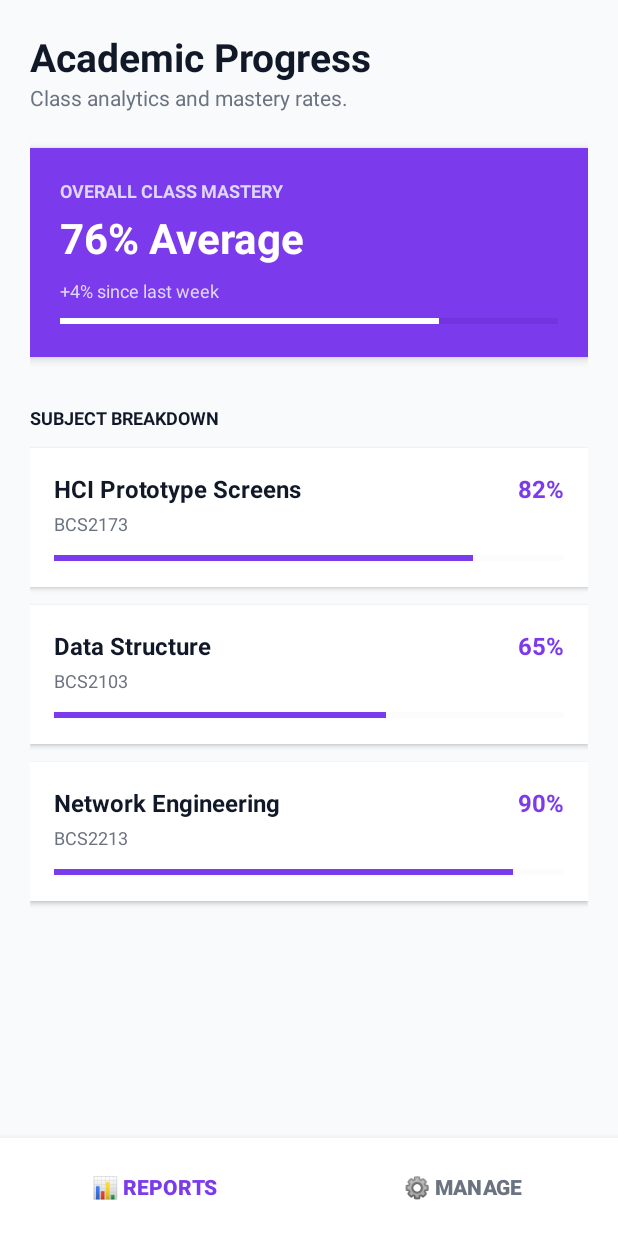
After one commit to PuoLin/idk_tho, an Android app built with Jetpack Compose: the layout activity_lecturer.xml on its own in the app's theme, with its tools: preview values and no code run, on a phone screen of 412 x 824 dp. The commit adds this screen. Run offline under Robolectric (Android 15) with nearby library versions, the light colour scheme and no system bars.

Commit message:
report page and manage page - fix the screen diplay

```diff
--- a/manidk/app/src/main/java/com/example/manidk/MainActivity.kt
+++ b/manidk/app/src/main/java/com/example/manidk/MainActivity.kt
@@ -18,7 +18,7 @@ class MainActivity : Activity() { // <-- We changed this to standard Activity
         // Hide standard Action Bar for a clean, modern look
         actionBar?.hide() // <-- We changed this to match the new Activity type
 
-        setContentView(R.layout.activity_home)
+        setContentView(R.layout.activity_lecturer)
 
         // Map UI Elements
         viewFlipper = findViewById(R.id.viewFlipper)
--- /dev/null
+++ b/manidk/app/src/main/res/layout/activity_lecturer.xml
@@ -0,0 +1,482 @@
+<?xml version="1.0" encoding="utf-8"?>
+<RelativeLayout xmlns:android="http://schemas.android.com/apk/res/android"
+    android:layout_width="match_parent"
+    android:layout_height="match_parent"
+    android:background="#F8FAFC"
+    android:fitsSystemWindows="true">
+
+    <LinearLayout
+        android:id="@+id/bottomNav"
+        android:layout_width="match_parent"
+        android:layout_height="65dp"
+        android:layout_alignParentBottom="true"
+        android:background="#FFFFFF"
+        android:elevation="8dp"
+        android:orientation="horizontal">
+
+        <Button
+            android:id="@+id/btnNavReport"
+            android:layout_width="0dp"
+            android:layout_height="match_parent"
+            android:layout_weight="1"
+            android:background="?android:attr/selectableItemBackground"
+            android:text="📊 Reports"
+            android:textColor="#7C3AED"
+            android:textSize="14sp"
+            android:textStyle="bold" />
+
+        <Button
+            android:id="@+id/btnNavManage"
+            android:layout_width="0dp"
+            android:layout_height="match_parent"
+            android:layout_weight="1"
+            android:background="?android:attr/selectableItemBackground"
+            android:text="⚙️ Manage"
+            android:textColor="#6B7280"
+            android:textSize="14sp"
+            android:textStyle="bold" />
+    </LinearLayout>
+
+    <ViewFlipper
+        android:id="@+id/viewFlipper"
+        android:layout_width="match_parent"
+        android:layout_height="match_parent"
+        android:layout_above="@id/bottomNav">
+
+        <ScrollView
+            android:layout_width="match_parent"
+            android:layout_height="match_parent">
+
+            <LinearLayout
+                android:layout_width="match_parent"
+                android:layout_height="wrap_content"
+                android:orientation="vertical"
+                android:padding="20dp">
+
+                <TextView
+                    android:layout_width="wrap_content"
+                    android:layout_height="wrap_content"
+                    android:text="Academic Progress"
+                    android:textColor="#111827"
+                    android:textSize="26sp"
+                    android:textStyle="bold" />
+
+                <TextView
+                    android:layout_width="wrap_content"
+                    android:layout_height="wrap_content"
+                    android:layout_marginBottom="24dp"
+                    android:text="Class analytics and mastery rates."
+                    android:textColor="#6B7280"
+                    android:textSize="14sp" />
+
+                <LinearLayout
+                    android:layout_width="match_parent"
+                    android:layout_height="wrap_content"
+                    android:background="#7C3AED"
+                    android:elevation="4dp"
+                    android:orientation="vertical"
+                    android:padding="20dp">
+
+                    <TextView
+                        android:layout_width="wrap_content"
+                        android:layout_height="wrap_content"
+                        android:text="OVERALL CLASS MASTERY"
+                        android:textColor="#DDD6FE"
+                        android:textSize="12sp"
+                        android:textStyle="bold" />
+
+                    <TextView
+                        android:layout_width="wrap_content"
+                        android:layout_height="wrap_content"
+                        android:layout_marginTop="4dp"
+                        android:text="76% Average"
+                        android:textColor="#FFFFFF"
+                        android:textSize="28sp"
+                        android:textStyle="bold" />
+
+                    <TextView
+                        android:layout_width="wrap_content"
+                        android:layout_height="wrap_content"
+                        android:layout_marginTop="8dp"
+                        android:text="+4% since last week"
+                        android:textColor="#DDD6FE"
+                        android:textSize="12sp" />
+
+                    <ProgressBar
+                        style="?android:attr/progressBarStyleHorizontal"
+                        android:layout_width="match_parent"
+                        android:layout_height="8dp"
+                        android:layout_marginTop="8dp"
+                        android:progress="76"
+                        android:progressBackgroundTint="#5B21B6"
+                        android:progressTint="#FFFFFF" />
+                </LinearLayout>
+
+                <TextView
+                    android:layout_width="wrap_content"
+                    android:layout_height="wrap_content"
+                    android:layout_marginTop="32dp"
+                    android:layout_marginBottom="12dp"
+                    android:text="SUBJECT BREAKDOWN"
+                    android:textColor="#111827"
+                    android:textSize="12sp"
+                    android:textStyle="bold" />
+
+                <LinearLayout
+                    android:layout_width="match_parent"
+                    android:layout_height="wrap_content"
+                    android:layout_marginBottom="12dp"
+                    android:background="#FFFFFF"
+                    android:elevation="2dp"
+                    android:orientation="vertical"
+                    android:padding="16dp">
+
+                    <RelativeLayout
+                        android:layout_width="match_parent"
+                        android:layout_height="wrap_content">
+                        <TextView
+                            android:layout_width="wrap_content"
+                            android:layout_height="wrap_content"
+                            android:text="HCI Prototype Screens"
+                            android:textColor="#111827"
+                            android:textSize="16sp"
+                            android:textStyle="bold" />
+                        <TextView
+                            android:layout_width="wrap_content"
+                            android:layout_height="wrap_content"
+                            android:layout_alignParentRight="true"
+                            android:text="82%"
+                            android:textColor="#7C3AED"
+                            android:textSize="16sp"
+                            android:textStyle="bold" />
+                    </RelativeLayout>
+
+                    <TextView
+                        android:layout_width="wrap_content"
+                        android:layout_height="wrap_content"
+                        android:layout_marginTop="4dp"
+                        android:text="BCS2173"
+                        android:textColor="#6B7280"
+                        android:textSize="12sp" />
+
+                    <ProgressBar
+                        style="?android:attr/progressBarStyleHorizontal"
+                        android:layout_width="match_parent"
+                        android:layout_height="6dp"
+                        android:layout_marginTop="12dp"
+                        android:progress="82"
+                        android:progressBackgroundTint="#F3F4F6"
+                        android:progressTint="#7C3AED" />
+                </LinearLayout>
+
+                <LinearLayout
+                    android:layout_width="match_parent"
+                    android:layout_height="wrap_content"
+                    android:layout_marginBottom="12dp"
+                    android:background="#FFFFFF"
+                    android:elevation="2dp"
+                    android:orientation="vertical"
+                    android:padding="16dp">
+
+                    <RelativeLayout
+                        android:layout_width="match_parent"
+                        android:layout_height="wrap_content">
+                        <TextView
+                            android:layout_width="wrap_content"
+                            android:layout_height="wrap_content"
+                            android:text="Data Structure"
+                            android:textColor="#111827"
+                            android:textSize="16sp"
+                            android:textStyle="bold" />
+                        <TextView
+                            android:layout_width="wrap_content"
+                            android:layout_height="wrap_content"
+                            android:layout_alignParentRight="true"
+                            android:text="65%"
+                            android:textColor="#7C3AED"
+                            android:textSize="16sp"
+                            android:textStyle="bold" />
+                    </RelativeLayout>
+
+                    <TextView
+                        android:layout_width="wrap_content"
+                        android:layout_height="wrap_content"
+                        android:layout_marginTop="4dp"
+                        android:text="BCS2103"
+                        android:textColor="#6B7280"
+                        android:textSize="12sp" />
+
+                    <ProgressBar
+                        style="?android:attr/progressBarStyleHorizontal"
+                        android:layout_width="match_parent"
+                        android:layout_height="6dp"
+                        android:layout_marginTop="12dp"
+                        android:progress="65"
+                        android:progressBackgroundTint="#F3F4F6"
+                        android:progressTint="#7C3AED" />
+                </LinearLayout>
+
+                <LinearLayout
+                    android:layout_width="match_parent"
+                    android:layout_height="wrap_content"
+                    android:layout_marginBottom="12dp"
+                    android:background="#FFFFFF"
+                    android:elevation="2dp"
+                    android:orientation="vertical"
+                    android:padding="16dp">
+
+                    <RelativeLayout
+                        android:layout_width="match_parent"
+                        android:layout_height="wrap_content">
+                        <TextView
+                            android:layout_width="wrap_content"
+                            android:layout_height="wrap_content"
+                            android:text="Network Engineering"
+                            android:textColor="#111827"
+                            android:textSize="16sp"
+                            android:textStyle="bold" />
+                        <TextView
+                            android:layout_width="wrap_content"
+                            android:layout_height="wrap_content"
+                            android:layout_alignParentRight="true"
+                            android:text="90%"
+                            android:textColor="#7C3AED"
+                            android:textSize="16sp"
+                            android:textStyle="bold" />
+                    </RelativeLayout>
+
+                    <TextView
+                        android:layout_width="wrap_content"
+                        android:layout_height="wrap_content"
+                        android:layout_marginTop="4dp"
+                        android:text="BCS2213"
+                        android:textColor="#6B7280"
+                        android:textSize="12sp" />
+
+                    <ProgressBar
+                        style="?android:attr/progressBarStyleHorizontal"
+                        android:layout_width="match_parent"
+                        android:layout_height="6dp"
+                        android:layout_marginTop="12dp"
+                        android:progress="90"
+                        android:progressBackgroundTint="#F3F4F6"
+                        android:progressTint="#7C3AED" />
+                </LinearLayout>
+
+            </LinearLayout>
+        </ScrollView>
+
+
+        <ScrollView
+            android:layout_width="match_parent"
+            android:layout_height="match_parent">
+
+            <LinearLayout
+                android:layout_width="match_parent"
+                android:layout_height="wrap_content"
+                android:orientation="vertical"
+                android:padding="20dp">
+
+                <TextView
+                    android:layout_width="wrap_content"
+                    android:layout_height="wrap_content"
+                    android:text="Activity Manager"
+                    android:textColor="#111827"
+                    android:textSize="26sp"
+                    android:textStyle="bold" />
+
+                <TextView
+                    android:layout_width="wrap_content"
+                    android:layout_height="wrap_content"
+                    android:layout_marginBottom="24dp"
+                    android:text="Create and manage student tasks."
+                    android:textColor="#6B7280"
+                    android:textSize="14sp" />
+
+                <LinearLayout
+                    android:layout_width="match_parent"
+                    android:layout_height="wrap_content"
+                    android:background="#FFFFFF"
+                    android:elevation="2dp"
+                    android:orientation="horizontal"
+                    android:padding="12dp">
+
+                    <Button
+                        android:layout_width="0dp"
+                        android:layout_height="60dp"
+                        android:layout_marginEnd="6dp"
+                        android:layout_weight="1"
+                        android:backgroundTint="#F3F4F6"
+                        android:text="➕ Create Quiz"
+                        android:textColor="#7C3AED"
+                        android:textStyle="bold" />
+
+                    <Button
+                        android:layout_width="0dp"
+                        android:layout_height="60dp"
+                        android:layout_marginStart="6dp"
+                        android:layout_weight="1"
+                        android:backgroundTint="#F3F4F6"
+                        android:text="🤖 AI Task"
+                        android:textColor="#7C3AED"
+                        android:textStyle="bold" />
+                </LinearLayout>
+
+                <TextView
+                    android:layout_width="wrap_content"
+                    android:layout_height="wrap_content"
+                    android:layout_marginTop="32dp"
+                    android:layout_marginBottom="12dp"
+                    android:text="ACTIVE ACTIVITIES"
+                    android:textColor="#111827"
+                    android:textSize="12sp"
+                    android:textStyle="bold" />
+
+                <LinearLayout
+                    android:layout_width="match_parent"
+                    android:layout_height="wrap_content"
+                    android:layout_marginBottom="4dp"
+                    android:background="#FFFFFF"
+                    android:elevation="1dp"
+                    android:gravity="center_vertical"
+                    android:orientation="horizontal"
+                    android:padding="16dp">
+
+                    <TextView
+                        android:layout_width="40dp"
+                        android:layout_height="40dp"
+                        android:gravity="center"
+                        android:text="📄"
+                        android:textSize="24sp" />
+
+                    <LinearLayout
+                        android:layout_width="0dp"
+                        android:layout_height="wrap_content"
+                        android:layout_marginLeft="12dp"
+                        android:layout_weight="1"
+                        android:orientation="vertical">
+
+                        <TextView
+                            android:layout_width="wrap_content"
+                            android:layout_height="wrap_content"
+                            android:text="HCI Prototype Screens"
+                            android:textColor="#111827"
+                            android:textSize="16sp"
+                            android:textStyle="bold" />
+
+                        <TextView
+                            android:layout_width="wrap_content"
+                            android:layout_height="wrap_content"
+                            android:text="BCS2173 · Closes Today, 11:59 PM"
+                            android:textColor="#6B7280"
+                            android:textSize="12sp" />
+                    </LinearLayout>
+
+                    <TextView
+                        android:layout_width="wrap_content"
+                        android:layout_height="wrap_content"
+                        android:text="›"
+                        android:textColor="#9CA3AF"
+                        android:textSize="32sp" />
+                </LinearLayout>
+
+                <LinearLayout
+                    android:layout_width="match_parent"
+                    android:layout_height="wrap_content"
+                    android:layout_marginBottom="4dp"
+                    android:background="#FFFFFF"
+                    android:elevation="1dp"
+                    android:gravity="center_vertical"
+                    android:orientation="horizontal"
+                    android:padding="16dp">
+
+                    <TextView
+                        android:layout_width="40dp"
+                        android:layout_height="40dp"
+                        android:gravity="center"
+                        android:text="📄"
+                        android:textSize="24sp" />
+
+                    <LinearLayout
+                        android:layout_width="0dp"
+                        android:layout_height="wrap_content"
+                        android:layout_marginLeft="12dp"
+                        android:layout_weight="1"
+                        android:orientation="vertical">
+
+                        <TextView
+                            android:layout_width="wrap_content"
+                            android:layout_height="wrap_content"
+                            android:text="Data Structure Quiz"
+                            android:textColor="#111827"
+                            android:textSize="16sp"
+                            android:textStyle="bold" />
+
+                        <TextView
+                            android:layout_width="wrap_content"
+                            android:layout_height="wrap_content"
+                            android:text="BCS2103 · Tomorrow, 9:00 AM"
+                            android:textColor="#6B7280"
+                            android:textSize="12sp" />
+                    </LinearLayout>
+
+                    <TextView
+                        android:layout_width="wrap_content"
+                        android:layout_height="wrap_content"
+                        android:text="›"
+                        android:textColor="#9CA3AF"
+                        android:textSize="32sp" />
+                </LinearLayout>
+
+                <LinearLayout
+                    android:layout_width="match_parent"
+                    android:layout_height="wrap_content"
+                    android:layout_marginBottom="4dp"
+                    android:background="#FFFFFF"
+                    android:elevation="1dp"
+                    android:gravity="center_vertical"
+                    android:orientation="horizontal"
+                    android:padding="16dp">
+
+                    <TextView
+                        android:layout_width="40dp"
+                        android:layout_height="40dp"
+                        android:gravity="center"
+                        android:text="🔒"
+                        android:textSize="24sp" />
+
+                    <LinearLayout
+                        android:layout_width="0dp"
+                        android:layout_height="wrap_content"
+                        android:layout_marginLeft="12dp"
+                        android:layout_weight="1"
+                        android:orientation="vertical">
+
+                        <TextView
+                            android:layout_width="wrap_content"
+                            android:layout_height="wrap_content"
+                            android:text="Network Roaming Test"
+                            android:textColor="#111827"
+                            android:textSize="16sp"
+                            android:textStyle="bold" />
+
+                        <TextView
+                            android:layout_width="wrap_content"
+                            android:layout_height="wrap_content"
+                            android:text="BCS2213 · Draft (Hidden)"
+                            android:textColor="#6B7280"
+                            android:textSize="12sp" />
+                    </LinearLayout>
+
+                    <TextView
+                        android:layout_width="wrap_content"
+                        android:layout_height="wrap_content"
+                        android:text="›"
+                        android:textColor="#9CA3AF"
+                        android:textSize="32sp" />
+                </LinearLayout>
+
+            </LinearLayout>
+        </ScrollView>
+    </ViewFlipper>
+</RelativeLayout>
```
